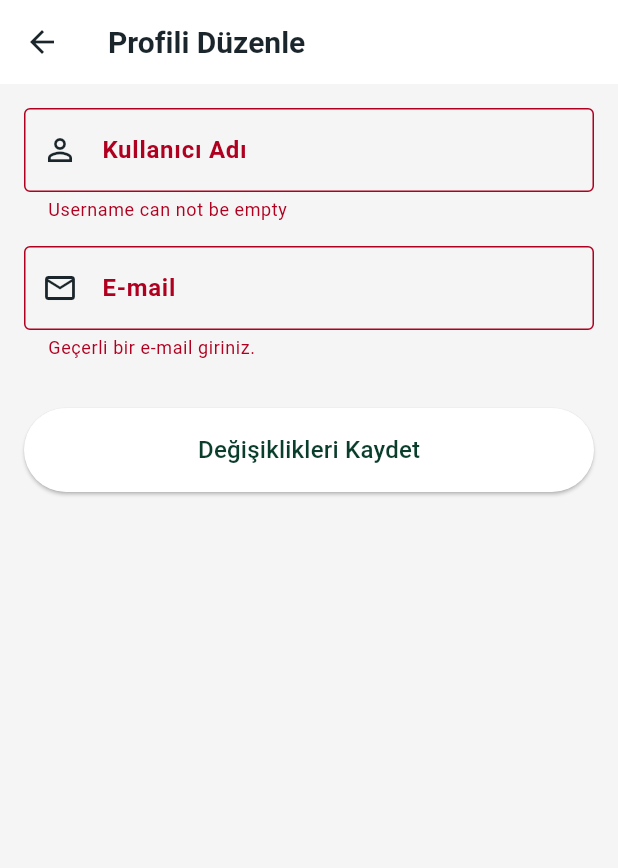
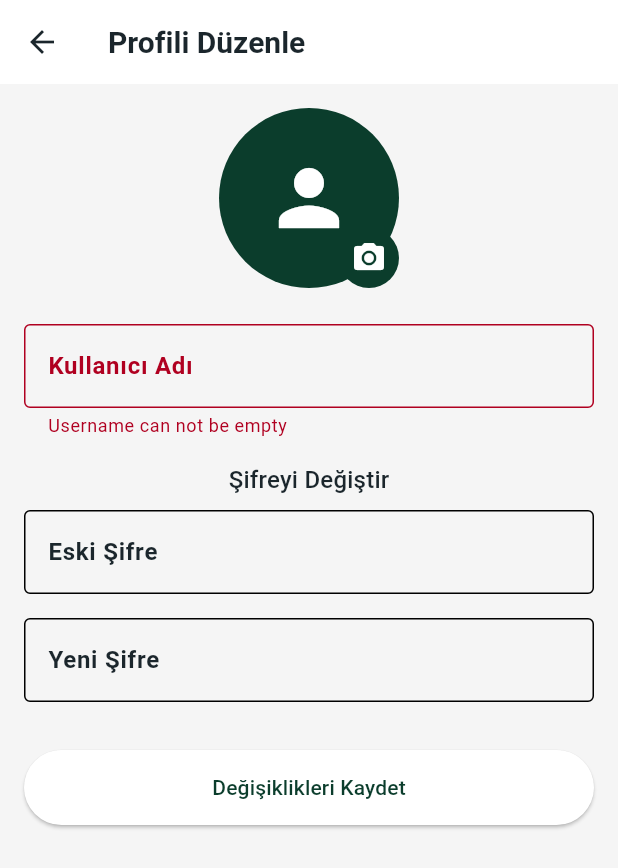
Before and after one commit to beyuphan/rize-kultur-projesi2, a Flutter app: the ProfilDuzenleEkrani screen opened directly with empty values, after a tap on "Değişiklikleri Kaydet", on a phone screen of 412 x 824 dp. Shown: the top 868 px of the screen. Run offline on Flutter 3.47's test engine with Material 3 defaults, Android fonts, the phone set to English and light mode, and no system bars; our stand-ins replace carousel_slider, flutter_riverpod, image_picker, shared_preferences; accounts and stored records are empty; Roboto replaces fonts that are missing (Lora, NunitoSans).

Commit message:
Profil fotoğrafı yükleme ve şifre değiştirme eklendi

```diff
--- a/api/package.json
+++ b/api/package.json
@@ -12,11 +12,14 @@
   "description": "",
   "dependencies": {
     "bcryptjs": "^3.0.2",
+    "cloudinary": "^1.41.3",
     "cors": "^2.8.5",
     "dotenv": "^17.2.0",
     "express": "^5.1.0",
     "express-validator": "^7.2.1",
     "jsonwebtoken": "^9.0.2",
-    "mongoose": "^8.16.3"
+    "mongoose": "^8.16.3",
+    "multer": "^2.0.1",
+    "multer-storage-cloudinary": "^4.0.0"
   }
 }
--- a/mobil_flutter/lib/data/models/user_model.dart
+++ b/mobil_flutter/lib/data/models/user_model.dart
@@ -2,12 +2,13 @@ class UserModel {
   final String id;
   final String kullaniciAdi;
   final String email;
-  // Diğer profil bilgileri buraya eklenebilir (örn: profilFotoUrl)
+  final String? profilFotoUrl; // YENİ: Null olabilir
 
   UserModel({
     required this.id,
     required this.kullaniciAdi,
     required this.email,
+    this.profilFotoUrl,
   });
 
   // Backend'den gelen JSON verisinden model oluşturmak için
@@ -16,6 +17,7 @@ class UserModel {
       id: json['_id'] ?? '', // Backend'den gelen ID'ye göre ayarlayın
       kullaniciAdi: json['kullaniciAdi'] ?? 'İsimsiz',
       email: json['email'] ?? 'E-posta yok',
+      profilFotoUrl: json['profilFotoUrl'], // YENİ
     );
   }
 }
--- a/mobil_flutter/lib/l10n/app_en.arb
+++ b/mobil_flutter/lib/l10n/app_en.arb
@@ -38,6 +38,10 @@
     "email": "E-mail",
     "enterAValidEmail": "Enter a valid e-mail",
     "saveChanges": "Save Changes",
+    "changePassword": "Change Password",
+    "oldPassword": "Old Password",
+    "newPassword": "New Password",
+
     "reviews": "Reviews",
     "reviewsCount": "({count} Reviews)",
     "@reviewsCount": {
--- a/mobil_flutter/lib/l10n/app_localizations.dart
+++ b/mobil_flutter/lib/l10n/app_localizations.dart
@@ -326,6 +326,24 @@ abstract class AppLocalizations {
   /// **'Save Changes'**
   String get saveChanges;
 
+  /// No description provided for @changePassword.
+  ///
+  /// In en, this message translates to:
+  /// **'Change Password'**
+  String get changePassword;
+
+  /// No description provided for @oldPassword.
+  ///
+  /// In en, this message translates to:
+  /// **'Old Password'**
+  String get oldPassword;
+
+  /// No description provided for @newPassword.
+  ///
+  /// In en, this message translates to:
+  /// **'New Password'**
+  String get newPassword;
+
   /// No description provided for @reviews.
   ///
   /// In en, this message translates to:
--- a/mobil_flutter/lib/l10n/app_localizations_tr.dart
+++ b/mobil_flutter/lib/l10n/app_localizations_tr.dart
@@ -123,6 +123,15 @@ class AppLocalizationsTr extends AppLocalizations {
   String get saveChanges => 'Değişiklikleri Kaydet';
 
   @override
+  String get changePassword => 'Şifreyi Değiştir';
+
+  @override
+  String get oldPassword => 'Eski Şifre';
+
+  @override
+  String get newPassword => 'Yeni Şifre';
+
+  @override
   String get reviews => 'Değerlendirmeler';
 
   @override
--- a/mobil_flutter/lib/l10n/app_tr.arb
+++ b/mobil_flutter/lib/l10n/app_tr.arb
@@ -48,6 +48,9 @@
     "email": "E-mail",
     "enterAValidEmail": "Geçerli bir e-mail giriniz.",
     "saveChanges": "Değişiklikleri Kaydet",
+     "changePassword": "Şifreyi Değiştir",
+    "oldPassword": "Eski Şifre",
+    "newPassword": "Yeni Şifre",
 
         "reviews": "Değerlendirmeler",
         "reviewsCount": "({count} Değerlendirme)",
--- a/mobil_flutter/lib/presentation/screens/profil_duzenle_ekrani.dart
+++ b/mobil_flutter/lib/presentation/screens/profil_duzenle_ekrani.dart
@@ -1,14 +1,14 @@
-// lib/presentation/screens/profil_duzenle_ekrani.dart (YENİ DOSYA)
-
+// lib/presentation/screens/profil_duzenle_ekrani.dart (TAMAMEN DEĞİŞTİR)
+import 'dart:io';
 import 'package:flutter/material.dart';
 import 'package:flutter_riverpod/flutter_riverpod.dart';
+import 'package:image_picker/image_picker.dart';
 import 'package:mobil_flutter/data/models/user_model.dart';
-import 'package:mobil_flutter/presentation/providers/auth_providers.dart'; // Ana provider'lar
+import 'package:mobil_flutter/l10n/app_localizations.dart';
+import 'package:mobil_flutter/presentation/providers/auth_providers.dart';
 import 'package:mobil_flutter/presentation/screens/profil_ekrani.dart';
-import 'package:mobil_flutter/l10n/app_localizations.dart';
 
-// --- Yeni StateNotifier ve Provider ---
-// Sadece profil güncelleme işleminin durumunu yönetmek için (loading, error, success)
+// State Notifier'ları ve Provider'ları güncelleyelim
 final profileUpdateProvider = StateNotifierProvider.autoDispose<ProfileUpdateNotifier, AsyncValue<void>>((ref) {
   return ProfileUpdateNotifier(ref);
 });
@@ -17,26 +17,31 @@ class ProfileUpdateNotifier extends StateNotifier<AsyncValue<void>> {
   ProfileUpdateNotifier(this.ref) : super(const AsyncValue.data(null));
   final Ref ref;
 
-  Future<void> updateProfile({required String kullaniciAdi, required String email}) async {
+  Future<void> updateProfile({
+    String? kullaniciAdi,
+    XFile? profilFoto,
+    String? eskiSifre,
+    String? yeniSifre,
+  }) async {
     state = const AsyncValue.loading();
     try {
       final authService = ref.read(authServiceProvider);
-      await authService.updateProfile(kullaniciAdi: kullaniciAdi, email: email);
+      // Şifre alanları doluysa önce şifreyi değiştir
+      if (eskiSifre != null && yeniSifre != null && eskiSifre.isNotEmpty && yeniSifre.isNotEmpty) {
+        await authService.changePassword(eskiSifre: eskiSifre, yeniSifre: yeniSifre);
+      }
+      // Sonra profil bilgilerini güncelle
+      await authService.updateProfile(kullaniciAdi: kullaniciAdi, profilFoto: profilFoto);
       state = const AsyncValue.data(null);
     } catch (e, stack) {
       state = AsyncValue.error(e, stack);
     }
   }
 }
-// --- Bitiş: Yeni StateNotifier ve Provider ---
 
 class ProfilDuzenleEkrani extends ConsumerStatefulWidget {
   final UserModel mevcutKullanici;
-
-  const ProfilDuzenleEkrani({
-    super.key,
-    required this.mevcutKullanici,
-  });
+  const ProfilDuzenleEkrani({super.key, required this.mevcutKullanici});
 
   @override
   ConsumerState<ProfilDuzenleEkrani> createState() => _ProfilDuzenleEkraniState();
@@ -45,28 +50,50 @@ class ProfilDuzenleEkrani extends ConsumerStatefulWidget {
 class _ProfilDuzenleEkraniState extends ConsumerState<ProfilDuzenleEkrani> {
   final _formKey = GlobalKey<FormState>();
   late final TextEditingController _kullaniciAdiController;
-  late final TextEditingController _emailController;
+  final _eskiSifreController = TextEditingController();
+  final _yeniSifreController = TextEditingController();
+  XFile? _secilenResim;
 
   @override
   void initState() {
     super.initState();
     _kullaniciAdiController = TextEditingController(text: widget.mevcutKullanici.kullaniciAdi);
-    _emailController = TextEditingController(text: widget.mevcutKullanici.email);
   }
 
   @override
   void dispose() {
     _kullaniciAdiController.dispose();
-    _emailController.dispose();
+    _eskiSifreController.dispose();
+    _yeniSifreController.dispose();
     super.dispose();
+  }
+
+  Future<void> _resimSec() async {
+    final ImagePicker picker = ImagePicker();
+    final XFile? image = await picker.pickImage(source: ImageSource.gallery, imageQuality: 70);
+    if (image != null) {
+      setState(() {
+        _secilenResim = image;
+      });
+    }
   }
 
   Future<void> _kaydet() async {
     if (_formKey.currentState!.validate()) {
+      // Şifre validasyonu: İkisi de boş olmalı veya ikisi de dolu olmalı
+      final eskiSifre = _eskiSifreController.text;
+      final yeniSifre = _yeniSifreController.text;
+      if (eskiSifre.isNotEmpty && yeniSifre.isEmpty) {
+        ScaffoldMessenger.of(context).showSnackBar(const SnackBar(content: Text('Lütfen yeni şifrenizi girin.')));
+        return;
+      }
+
       await ref.read(profileUpdateProvider.notifier).updateProfile(
-            kullaniciAdi: _kullaniciAdiController.text,
-            email: _emailController.text,
-          );
+        kullaniciAdi: _kullaniciAdiController.text,
+        profilFoto: _secilenResim,
+        eskiSifre: eskiSifre,
+        yeniSifre: yeniSifre,
+      );
     }
   }
 
@@ -75,19 +102,14 @@ class _ProfilDuzenleEkraniState extends ConsumerState<ProfilDuzenleEkrani> {
     final l10n = AppLocalizations.of(context)!;
     final theme = Theme.of(context);
 
-    // Güncelleme işleminin durumunu dinle
     ref.listen<AsyncValue<void>>(profileUpdateProvider, (_, state) {
+      if (!mounted) return;
       if (state is AsyncError) {
-        ScaffoldMessenger.of(context).showSnackBar(
-          SnackBar(content: Text('Hata: ${state.error}')),
-        );
+        ScaffoldMessenger.of(context).showSnackBar(SnackBar(content: Text('Hata: ${state.error}')));
       }
       if (state is AsyncData && !state.isLoading) {
-        // Başarılı olunca profil verisini yenile ve geri git
         ref.invalidate(userProfileProvider);
-        ScaffoldMessenger.of(context).showSnackBar(
-          SnackBar(content: Text(l10n.profileUpdatedSuccessfully)),
-        );
+        ScaffoldMessenger.of(context).showSnackBar(const SnackBar(content: Text('Profil başarıyla güncellendi!')));
         Navigator.of(context).pop();
       }
     });
@@ -95,60 +117,72 @@ class _ProfilDuzenleEkraniState extends ConsumerState<ProfilDuzenleEkrani> {
     final updateState = ref.watch(profileUpdateProvider);
 
     return Scaffold(
-      appBar: AppBar(
-        title: Text(l10n.editProfile),
-      ),
+      appBar: AppBar(title: Text(l10n.editProfile)),
       body: SingleChildScrollView(
         padding: const EdgeInsets.all(16.0),
         child: Form(
           key: _formKey,
           child: Column(
-            crossAxisAlignment: CrossAxisAlignment.stretch,
             children: [
+              // Fotoğraf Seçme Alanı
+              Stack(
+                children: [
+                  CircleAvatar(
+                    radius: 60,
+                    backgroundImage: _secilenResim != null
+                        ? FileImage(File(_secilenResim!.path))
+                        : (widget.mevcutKullanici.profilFotoUrl != null && widget.mevcutKullanici.profilFotoUrl!.isNotEmpty)
+                            ? NetworkImage(widget.mevcutKullanici.profilFotoUrl!) as ImageProvider
+                            : null,
+                    child: (_secilenResim == null && (widget.mevcutKullanici.profilFotoUrl == null || widget.mevcutKullanici.profilFotoUrl!.isEmpty))
+                        ? const Icon(Icons.person, size: 60)
+                        : null,
+                  ),
+                  Positioned(
+                    bottom: 0,
+                    right: 0,
+                    child: CircleAvatar(
+                      backgroundColor: theme.primaryColor,
+                      child: IconButton(
+                        icon: const Icon(Icons.camera_alt, color: Colors.white),
+                        onPressed: _resimSec,
+                      ),
+                    ),
+                  ),
+                ],
+              ),
+              const SizedBox(height: 24),
+
+              // Kullanıcı Adı
               TextFormField(
                 controller: _kullaniciAdiController,
-                decoration: InputDecoration(
-                  labelText: l10n.username,
-                  prefixIcon: const Icon(Icons.person_outline),
-                  border: const OutlineInputBorder(),
-                ),
-                validator: (value) {
-                  if (value == null || value.isEmpty) {
-                    return l10n.usernameCannotBeEmpty;
-                  }
-                  return null;
-                },
+                decoration: InputDecoration(labelText: l10n.username, border: const OutlineInputBorder()),
+                validator: (value) => value!.isEmpty ? l10n.usernameCannotBeEmpty : null,
+              ),
+              const SizedBox(height: 16),
+
+              // Şifre Değiştirme
+              Text(l10n.changePassword, style: theme.textTheme.titleMedium),
+              const SizedBox(height: 8),
+              TextFormField(
+                controller: _eskiSifreController,
+                decoration: InputDecoration(labelText: l10n.oldPassword, border: const OutlineInputBorder()),
+                obscureText: true,
               ),
               const SizedBox(height: 16),
               TextFormField(
-                controller: _emailController,
-                decoration: InputDecoration(
-                  labelText: l10n.email,
-                  prefixIcon: const Icon(Icons.email_outlined),
-                  border: const OutlineInputBorder(),
-                ),
-                keyboardType: TextInputType.emailAddress,
-                validator: (value) {
-                  if (value == null || !value.contains('@')) {
-                    return l10n.enterAValidEmail;
-                  }
-                  return null;
-                },
+                controller: _yeniSifreController,
+                decoration: InputDecoration(labelText: l10n.newPassword, border: const OutlineInputBorder()),
+                obscureText: true,
               ),
               const SizedBox(height: 32),
+
+              // Kaydet Butonu
               ElevatedButton(
-                style: ElevatedButton.styleFrom(
-                  padding: const EdgeInsets.symmetric(vertical: 16),
-                  textStyle: theme.textTheme.titleMedium,
-                ),
-                // Yükleme durumundaysa butonu devre dışı bırak
+                style: ElevatedButton.styleFrom(minimumSize: const Size(double.infinity, 50)),
                 onPressed: updateState.isLoading ? null : _kaydet,
                 child: updateState.isLoading
-                    ? const SizedBox(
-                        height: 24,
-                        width: 24,
-                        child: CircularProgressIndicator(strokeWidth: 2, color: Colors.white),
-                      )
+                    ? const CircularProgressIndicator(color: Colors.white)
                     : Text(l10n.saveChanges),
               ),
             ],
--- a/mobil_flutter/pubspec.yaml
+++ b/mobil_flutter/pubspec.yaml
@@ -18,6 +18,7 @@ dependencies:
   carousel_slider: ^5.1.1
   shared_preferences: ^2.5.3
   url_launcher: ^6.3.2
+  image_picker: ^1.1.2
 
 dev_dependencies:
   flutter_test:
```
Also changed, not shown: mobil_flutter/lib/data/services/auth_service.dart (+61 -26 lines), mobil_flutter/lib/l10n/app_localizations_en.dart (+9 -0 lines), mobil_flutter/lib/presentation/screens/profil_ekrani.dart (+7 -1 lines), api/package-lock.json, mobil_flutter/pubspec.lock, 9 other files.
